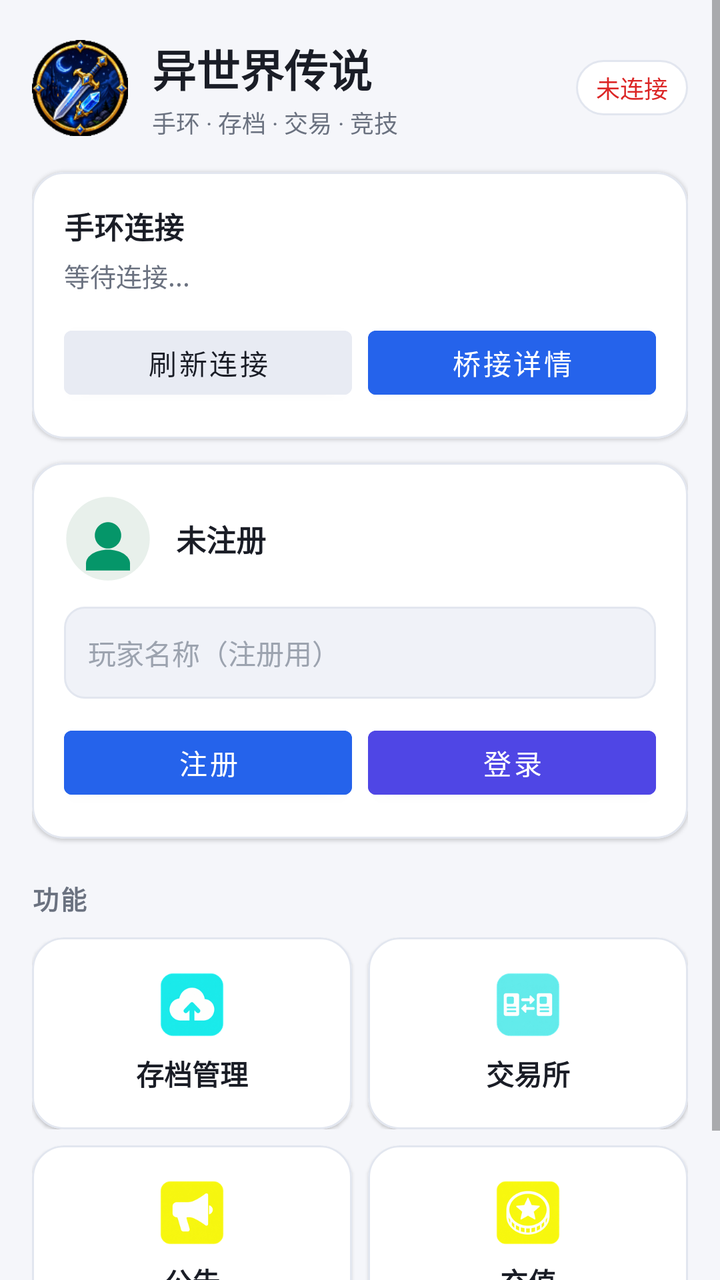
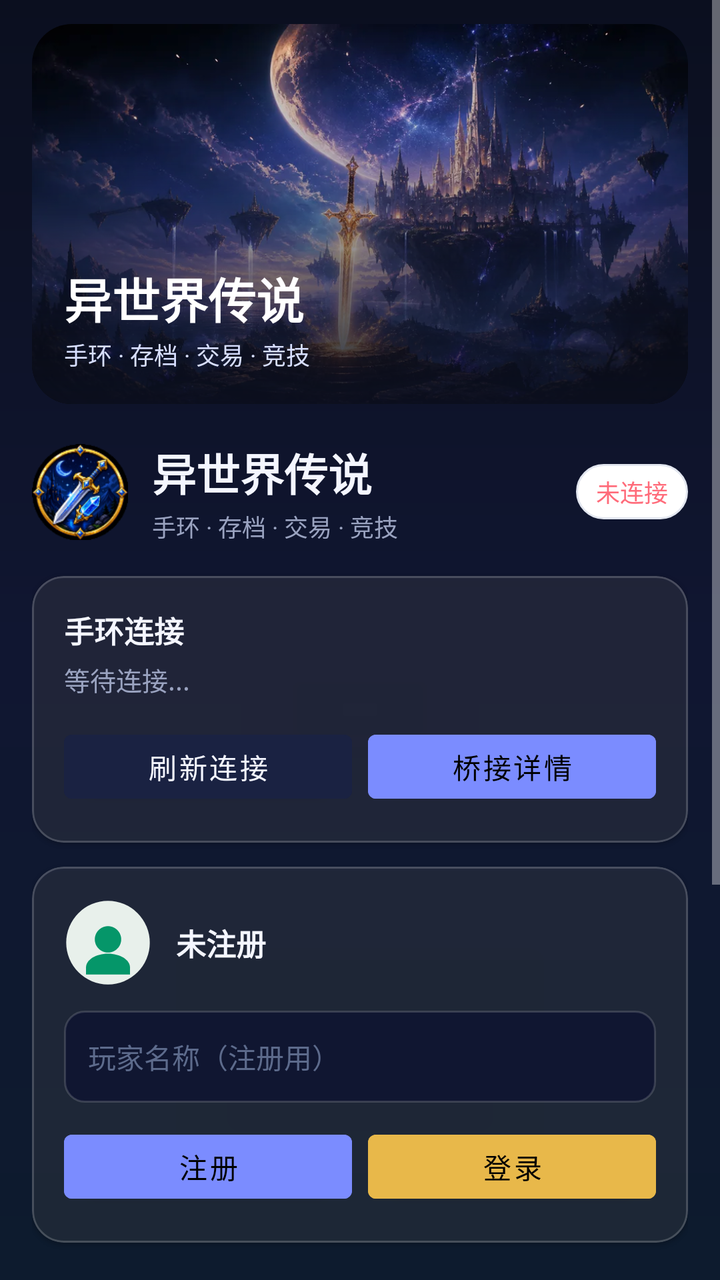

Screens rendered from an Android XML layout before and after an edit, with the pre-edit source and the edit as a unified diff.
<!-- AndroidManifest.xml: application theme Theme.Yishijie -->
<!-- res/layout/fragment_home.xml -->
<?xml version="1.0" encoding="utf-8"?>
<ScrollView xmlns:android="http://schemas.android.com/apk/res/android"
    xmlns:app="http://schemas.android.com/apk/res-auto"
    android:layout_width="match_parent"
    android:layout_height="match_parent"
    android:background="@color/background"
    android:fillViewport="true">

    <LinearLayout
        android:layout_width="match_parent"
        android:layout_height="wrap_content"
        android:orientation="vertical"
        android:paddingStart="16dp"
        android:paddingEnd="16dp"
        android:paddingBottom="24dp">

        
        <LinearLayout
            android:layout_width="match_parent"
            android:layout_height="wrap_content"
            android:orientation="horizontal"
            android:gravity="center_vertical"
            android:paddingTop="18dp"
            android:paddingBottom="16dp">

            <ImageView
                android:layout_width="48dp"
                android:layout_height="48dp"
                android:src="@drawable/logo"
                android:contentDescription="logo" />

            <LinearLayout
                android:layout_width="0dp"
                android:layout_height="wrap_content"
                android:layout_weight="1"
                android:orientation="vertical"
                android:layout_marginStart="12dp">

                <TextView
                    android:layout_width="wrap_content"
                    android:layout_height="wrap_content"
                    android:text="异世界传说"
                    android:textSize="22sp"
                    android:textColor="@color/text_primary"
                    android:textStyle="bold" />

                <TextView
                    android:layout_width="wrap_content"
                    android:layout_height="wrap_content"
                    android:text="手环 · 存档 · 交易 · 竞技"
                    android:textSize="12sp"
                    android:textColor="@color/text_secondary"
                    android:layout_marginTop="2dp" />
            </LinearLayout>

            <TextView
                android:id="@+id/tvConnStatus"
                android:layout_width="wrap_content"
                android:layout_height="wrap_content"
                android:text="未连接"
                android:textSize="12sp"
                android:textColor="@color/error"
                android:paddingStart="10dp"
                android:paddingEnd="10dp"
                android:paddingTop="5dp"
                android:paddingBottom="5dp"
                android:background="@drawable/bg_status_pill" />
        </LinearLayout>

        
        <com.google.android.material.card.MaterialCardView
            android:layout_width="match_parent"
            android:layout_height="wrap_content"
            app:cardBackgroundColor="@color/background_card"
            app:cardCornerRadius="16dp"
            app:cardElevation="1dp"
            app:strokeColor="@color/surface_border"
            app:strokeWidth="1dp">

            <LinearLayout
                android:layout_width="match_parent"
                android:layout_height="wrap_content"
                android:orientation="vertical"
                android:padding="16dp">

                <TextView
                    android:layout_width="wrap_content"
                    android:layout_height="wrap_content"
                    android:text="手环连接"
                    android:textSize="15sp"
                    android:textColor="@color/text_primary"
                    android:textStyle="bold" />

                <TextView
                    android:id="@+id/tvConnDetail"
                    android:layout_width="match_parent"
                    android:layout_height="wrap_content"
                    android:text="等待连接..."
                    android:textSize="13sp"
                    android:textColor="@color/text_secondary"
                    android:layout_marginTop="4dp"
                    android:layout_marginBottom="12dp" />

                <LinearLayout
                    android:layout_width="match_parent"
                    android:layout_height="wrap_content"
                    android:orientation="horizontal">

                    <Button
                        android:id="@+id/btnRefreshConn"
                        android:layout_width="0dp"
                        android:layout_height="44dp"
                        android:layout_weight="1"
                        android:text="刷新连接"
                        android:textSize="14sp"
                        android:backgroundTint="@color/surface_light"
                        android:textColor="@color/text_primary"
                        android:layout_marginEnd="8dp" />

                    <Button
                        android:id="@+id/btnBridge"
                        android:layout_width="0dp"
                        android:layout_height="44dp"
                        android:layout_weight="1"
                        android:text="桥接详情"
                        android:textSize="14sp"
                        android:backgroundTint="@color/primary" />
                </LinearLayout>
            </LinearLayout>
        </com.google.android.material.card.MaterialCardView>

        
        <com.google.android.material.card.MaterialCardView
            android:layout_width="match_parent"
            android:layout_height="wrap_content"
            app:cardBackgroundColor="@color/background_card"
            app:cardCornerRadius="16dp"
            app:cardElevation="1dp"
            app:strokeColor="@color/surface_border"
            app:strokeWidth="1dp"
            android:layout_marginTop="12dp">

            <LinearLayout
                android:layout_width="match_parent"
                android:layout_height="wrap_content"
                android:orientation="vertical"
                android:padding="16dp">

                <LinearLayout
                    android:layout_width="match_parent"
                    android:layout_height="wrap_content"
                    android:orientation="horizontal"
                    android:gravity="center_vertical">

                    <ImageView
                        android:layout_width="44dp"
                        android:layout_height="44dp"
                        android:src="@drawable/ic_avatar_default"
                        android:contentDescription="头像" />

                    <TextView
                        android:id="@+id/tvAccount"
                        android:layout_width="0dp"
                        android:layout_height="wrap_content"
                        android:layout_weight="1"
                        android:text="未注册"
                        android:textSize="15sp"
                        android:textColor="@color/text_primary"
                        android:textStyle="bold"
                        android:layout_marginStart="12dp" />
                </LinearLayout>

                <EditText
                    android:id="@+id/etName"
                    android:layout_width="match_parent"
                    android:layout_height="46dp"
                    android:hint="玩家名称（注册用）"
                    android:textSize="14sp"
                    android:textColor="@color/text_primary"
                    android:textColorHint="@color/text_hint"
                    android:background="@drawable/bg_input"
                    android:paddingHorizontal="12dp"
                    android:inputType="text"
                    android:layout_marginTop="12dp" />

                <LinearLayout
                    android:layout_width="match_parent"
                    android:layout_height="wrap_content"
                    android:orientation="horizontal"
                    android:layout_marginTop="10dp">

                    <Button
                        android:id="@+id/btnRegister"
                        android:layout_width="0dp"
                        android:layout_height="44dp"
                        android:layout_weight="1"
                        android:text="注册"
                        android:textSize="14sp"
                        android:backgroundTint="@color/primary"
                        android:layout_marginEnd="8dp" />

                    <Button
                        android:id="@+id/btnLogin"
                        android:layout_width="0dp"
                        android:layout_height="44dp"
                        android:layout_weight="1"
                        android:text="登录"
                        android:textSize="14sp"
                        android:backgroundTint="@color/accent" />
                </LinearLayout>
            </LinearLayout>
        </com.google.android.material.card.MaterialCardView>

        
        <TextView
            android:layout_width="wrap_content"
            android:layout_height="wrap_content"
            android:text="功能"
            android:textSize="13sp"
            android:textColor="@color/text_secondary"
            android:textStyle="bold"
            android:letterSpacing="0.06"
            android:layout_marginTop="20dp"
            android:layout_marginBottom="10dp" />

        <LinearLayout
            android:layout_width="match_parent"
            android:layout_height="wrap_content"
            android:orientation="horizontal">

            <com.google.android.material.card.MaterialCardView
                android:id="@+id/btnSave"
                android:layout_width="0dp"
                android:layout_height="96dp"
                android:layout_weight="1"
                android:layout_marginEnd="8dp"
                app:cardBackgroundColor="@color/background_card"
                app:cardCornerRadius="16dp"
                app:cardElevation="1dp"
                app:strokeColor="@color/surface_border"
                app:strokeWidth="1dp"
                android:clickable="true"
                android:focusable="true">

                <LinearLayout
                    android:layout_width="match_parent"
                    android:layout_height="match_parent"
                    android:orientation="vertical"
                    android:gravity="center">

                    <ImageView
                        android:layout_width="32dp"
                        android:layout_height="32dp"
                        android:src="@drawable/upgrade"
                        android:contentDescription="存档" />

                    <TextView
                        android:layout_width="wrap_content"
                        android:layout_height="wrap_content"
                        android:text="存档管理"
                        android:textSize="14sp"
                        android:textColor="@color/text_primary"
                        android:textStyle="bold"
                        android:layout_marginTop="8dp" />
                </LinearLayout>
            </com.google.android.material.card.MaterialCardView>

            <com.google.android.material.card.MaterialCardView
                android:id="@+id/btnExchange"
                android:layout_width="0dp"
                android:layout_height="96dp"
                android:layout_weight="1"
                app:cardBackgroundColor="@color/background_card"
                app:cardCornerRadius="16dp"
                app:cardElevation="1dp"
                app:strokeColor="@color/surface_border"
                app:strokeWidth="1dp"
                android:clickable="true"
                android:focusable="true">

                <LinearLayout
                    android:layout_width="match_parent"
                    android:layout_height="match_parent"
                    android:orientation="vertical"
                    android:gravity="center">

                    <ImageView
                        android:layout_width="32dp"
                        android:layout_height="32dp"
                        android:src="@drawable/shop"
                        android:contentDescription="交易所" />

                    <TextView
                        android:layout_width="wrap_content"
                        android:layout_height="wrap_content"
                        android:text="交易所"
                        android:textSize="14sp"
                        android:textColor="@color/text_primary"
                        android:textStyle="bold"
                        android:layout_marginTop="8dp" />
                </LinearLayout>
            </com.google.android.material.card.MaterialCardView>
        </LinearLayout>

        <LinearLayout
            android:layout_width="match_parent"
            android:layout_height="wrap_content"
            android:orientation="horizontal"
            android:layout_marginTop="8dp">

            <com.google.android.material.card.MaterialCardView
                android:id="@+id/btnAnnouncements"
                android:layout_width="0dp"
                android:layout_height="96dp"
                android:layout_weight="1"
                android:layout_marginEnd="8dp"
                app:cardBackgroundColor="@color/background_card"
                app:cardCornerRadius="16dp"
                app:cardElevation="1dp"
                app:strokeColor="@color/surface_border"
                app:strokeWidth="1dp"
                android:clickable="true"
                android:focusable="true">

                <LinearLayout
                    android:layout_width="match_parent"
                    android:layout_height="match_parent"
                    android:orientation="vertical"
                    android:gravity="center">

                    <ImageView
                        android:layout_width="32dp"
                        android:layout_height="32dp"
                        android:src="@drawable/mail"
                        android:contentDescription="公告" />

                    <TextView
                        android:layout_width="wrap_content"
                        android:layout_height="wrap_content"
                        android:text="公告"
                        android:textSize="14sp"
                        android:textColor="@color/text_primary"
                        android:textStyle="bold"
                        android:layout_marginTop="8dp" />
                </LinearLayout>
            </com.google.android.material.card.MaterialCardView>

            <com.google.android.material.card.MaterialCardView
                android:id="@+id/btnRecharge"
                android:layout_width="0dp"
                android:layout_height="96dp"
                android:layout_weight="1"
                app:cardBackgroundColor="@color/background_card"
                app:cardCornerRadius="16dp"
                app:cardElevation="1dp"
                app:strokeColor="@color/surface_border"
                app:strokeWidth="1dp"
                android:clickable="true"
                android:focusable="true">

                <LinearLayout
                    android:layout_width="match_parent"
                    android:layout_height="match_parent"
                    android:orientation="vertical"
                    android:gravity="center">

                    <ImageView
                        android:layout_width="32dp"
                        android:layout_height="32dp"
                        android:src="@drawable/gold"
                        android:contentDescription="充值" />

                    <TextView
                        android:layout_width="wrap_content"
                        android:layout_height="wrap_content"
                        android:text="充值"
                        android:textSize="14sp"
                        android:textColor="@color/text_primary"
                        android:textStyle="bold"
                        android:layout_marginTop="8dp" />
                </LinearLayout>
            </com.google.android.material.card.MaterialCardView>
        </LinearLayout>

        <TextView
            android:id="@+id/tvToast"
            android:layout_width="match_parent"
            android:layout_height="wrap_content"
            android:textSize="13sp"
            android:textColor="@color/text_secondary"
            android:paddingTop="14dp"
            android:gravity="center" />
    </LinearLayout>
</ScrollView>
<!-- resources referenced by this layout -->
<resources>
  <color name="accent">#4F46E5</color>
  <color name="background">#F5F6FA</color>
  <color name="background_card">#FFFFFF</color>
  <color name="error">#DC2626</color>
  <color name="primary">#2563EB</color>
  <color name="surface_border">#E2E6EF</color>
  <color name="surface_light">#E8EBF3</color>
  <color name="text_hint">#9CA3AF</color>
  <color name="text_primary">#1A1D26</color>
  <color name="text_secondary">#6B7280</color>
  <!-- drawable bg_input (drawable) -->
  <?xml version="1.0" encoding="utf-8"?>
  <shape xmlns:android="http://schemas.android.com/apk/res/android">
      <solid android:color="@color/surface" />
      <stroke android:width="1dp" android:color="@color/surface_border" />
      <corners android:radius="10dp" />
  </shape>
  <!-- drawable bg_status_pill (drawable) -->
  <?xml version="1.0" encoding="utf-8"?>
  <shape xmlns:android="http://schemas.android.com/apk/res/android" android:shape="rectangle">
      <solid android:color="#FFFFFF" />
      <corners android:radius="18dp" />
      <stroke android:width="1dp" android:color="#E2E6EF" />
  </shape>
  <!-- drawable gold: png bitmap (drawable, 15289 bytes) -->
  <!-- drawable ic_avatar_default (drawable) -->
  <?xml version="1.0" encoding="utf-8"?>
  <vector xmlns:android="http://schemas.android.com/apk/res/android"
      android:width="80dp"
      android:height="80dp"
      android:viewportWidth="80"
      android:viewportHeight="80">
      
      <path
          android:fillColor="#E8F0EB"
          android:pathData="M40,40m-38,0a38,38 0,1 1,76 0a38,38 0,1 1,-76 0" />
      
      <path
          android:fillColor="#059669"
          android:pathData="M40,25c-6.6,0 -12,5.4 -12,12s5.4,12 12,12s12,-5.4 12,-12s-5.4,-12 -12,-12z" />
      
      <path
          android:fillColor="#059669"
          android:pathData="M40,50c-11,0 -20,5.7 -20,12.5v6.5h40v-6.5c0,-6.8 -9,-12.5 -20,-12.5z" />
  </vector>
  <!-- drawable logo: png bitmap (drawable, 22386 bytes) -->
  <!-- drawable mail: png bitmap (drawable, 11678 bytes) -->
  <!-- drawable shop: png bitmap (drawable, 12577 bytes) -->
  <!-- drawable upgrade: png bitmap (drawable, 12584 bytes) -->
  <style name="Theme.Yishijie" parent="Theme.MaterialComponents.Light.NoActionBar">
          <item name="colorPrimary">@color/primary</item>
          <item name="colorPrimaryDark">@color/primary_dark</item>
          <item name="colorAccent">@color/accent</item>
          <item name="android:windowBackground">@color/background</item>
          <item name="android:statusBarColor">@color/background</item>
          <item name="android:navigationBarColor">@color/background</item>
          <item name="android:windowLightStatusBar">true</item>
          <item name="android:windowLightNavigationBar">true</item>
      </style>
  <color name="surface">#F0F2F8</color>
  <color name="primary_dark">#1D4ED8</color>
</resources>

<!-- the commit's change to res/layout/fragment_home.xml (unified diff, before → after) -->
@@ -3,7 +3,7 @@
     xmlns:app="http://schemas.android.com/apk/res-auto"
     android:layout_width="match_parent"
     android:layout_height="match_parent"
-    android:background="@color/background"
+    android:background="@drawable/bg_app"
     android:fillViewport="true">
 
     <LinearLayout
@@ -13,6 +13,48 @@
         android:paddingStart="16dp"
         android:paddingEnd="16dp"
         android:paddingBottom="24dp">
+
+        
+        <com.google.android.material.card.MaterialCardView
+            android:layout_width="match_parent"
+            android:layout_height="190dp"
+            app:cardCornerRadius="20dp"
+            app:cardElevation="0dp"
+            app:cardBackgroundColor="@color/background"
+            android:layout_marginTop="12dp">
+
+            <ImageView
+                android:layout_width="match_parent"
+                android:layout_height="match_parent"
+                android:scaleType="centerCrop"
+                android:src="@drawable/bg_hero_home"
+                android:contentDescription="异世界传说主视觉" />
+
+            <LinearLayout
+                android:layout_width="match_parent"
+                android:layout_height="match_parent"
+                android:background="@drawable/bg_hero_overlay"
+                android:orientation="vertical"
+                android:gravity="bottom"
+                android:padding="16dp">
+
+                <TextView
+                    android:layout_width="wrap_content"
+                    android:layout_height="wrap_content"
+                    android:text="异世界传说"
+                    android:textSize="24sp"
+                    android:textColor="#FFFFFF"
+                    android:textStyle="bold" />
+
+                <TextView
+                    android:layout_width="wrap_content"
+                    android:layout_height="wrap_content"
+                    android:text="手环 · 存档 · 交易 · 竞技"
+                    android:textSize="12sp"
+                    android:textColor="#D8DFFF"
+                    android:layout_marginTop="2dp" />
+            </LinearLayout>
+        </com.google.android.material.card.MaterialCardView>
 
         
         <LinearLayout
@@ -71,10 +113,10 @@
         <com.google.android.material.card.MaterialCardView
             android:layout_width="match_parent"
             android:layout_height="wrap_content"
-            app:cardBackgroundColor="@color/background_card"
+            app:cardBackgroundColor="@color/glass_card"
             app:cardCornerRadius="16dp"
             app:cardElevation="1dp"
-            app:strokeColor="@color/surface_border"
+            app:strokeColor="@color/glass_border"
             app:strokeWidth="1dp">
 
             <LinearLayout
@@ -133,10 +175,10 @@
         <com.google.android.material.card.MaterialCardView
             android:layout_width="match_parent"
             android:layout_height="wrap_content"
-            app:cardBackgroundColor="@color/background_card"
+            app:cardBackgroundColor="@color/glass_card"
             app:cardCornerRadius="16dp"
             app:cardElevation="1dp"
-            app:strokeColor="@color/surface_border"
+            app:strokeColor="@color/glass_border"
             app:strokeWidth="1dp"
             android:layout_marginTop="12dp">
 
@@ -234,10 +276,10 @@
                 android:layout_height="96dp"
                 android:layout_weight="1"
                 android:layout_marginEnd="8dp"
-                app:cardBackgroundColor="@color/background_card"
+                app:cardBackgroundColor="@color/glass_card"
                 app:cardCornerRadius="16dp"
                 app:cardElevation="1dp"
-                app:strokeColor="@color/surface_border"
+                app:strokeColor="@color/glass_border"
                 app:strokeWidth="1dp"
                 android:clickable="true"
                 android:focusable="true">
@@ -270,10 +312,10 @@
                 android:layout_width="0dp"
                 android:layout_height="96dp"
                 android:layout_weight="1"
-                app:cardBackgroundColor="@color/background_card"
+                app:cardBackgroundColor="@color/glass_card"
                 app:cardCornerRadius="16dp"
                 app:cardElevation="1dp"
-                app:strokeColor="@color/surface_border"
+                app:strokeColor="@color/glass_border"
                 app:strokeWidth="1dp"
                 android:clickable="true"
                 android:focusable="true">
@@ -314,10 +356,10 @@
                 android:layout_height="96dp"
                 android:layout_weight="1"
                 android:layout_marginEnd="8dp"
-                app:cardBackgroundColor="@color/background_card"
+                app:cardBackgroundColor="@color/glass_card"
                 app:cardCornerRadius="16dp"
                 app:cardElevation="1dp"
-                app:strokeColor="@color/surface_border"
+                app:strokeColor="@color/glass_border"
                 app:strokeWidth="1dp"
                 android:clickable="true"
                 android:focusable="true">
@@ -350,10 +392,10 @@
                 android:layout_width="0dp"
                 android:layout_height="96dp"
                 android:layout_weight="1"
-                app:cardBackgroundColor="@color/background_card"
+                app:cardBackgroundColor="@color/glass_card"
                 app:cardCornerRadius="16dp"
                 app:cardElevation="1dp"
-                app:strokeColor="@color/surface_border"
+                app:strokeColor="@color/glass_border"
                 app:strokeWidth="1dp"
                 android:clickable="true"
                 android:focusable="true">
<!-- resource entries referenced after the edit -->
@@ -1,15 +1,35 @@
 <!-- resources referenced by this layout -->
 <resources>
-  <color name="accent">#4F46E5</color>
-  <color name="background">#F5F6FA</color>
-  <color name="background_card">#FFFFFF</color>
-  <color name="error">#DC2626</color>
-  <color name="primary">#2563EB</color>
-  <color name="surface_border">#E2E6EF</color>
-  <color name="surface_light">#E8EBF3</color>
-  <color name="text_hint">#9CA3AF</color>
-  <color name="text_primary">#1A1D26</color>
-  <color name="text_secondary">#6B7280</color>
+  <color name="accent">#E8B84A</color>
+  <color name="background">#0B0F1F</color>
+  <color name="error">#FF6B7A</color>
+  <color name="glass_border">#2EFFFFFF</color>
+  <color name="glass_card">#14FFFFFF</color>
+  <color name="primary">#7B8CFF</color>
+  <color name="surface_border">#26FFFFFF</color>
+  <color name="surface_light">#1A2242</color>
+  <color name="text_hint">#5D6B8C</color>
+  <color name="text_primary">#F4F6FF</color>
+  <color name="text_secondary">#9AA3C0</color>
+  <!-- drawable bg_app (drawable) -->
+  <?xml version="1.0" encoding="utf-8"?>
+  <shape xmlns:android="http://schemas.android.com/apk/res/android" android:shape="rectangle">
+      <gradient
+          android:startColor="#0B0F1F"
+          android:centerColor="#101631"
+          android:endColor="#0D1B2E"
+          android:angle="270" />
+  </shape>
+  <!-- drawable bg_hero_home: webp bitmap (drawable, 72750 bytes) -->
+  <!-- drawable bg_hero_overlay (drawable) -->
+  <?xml version="1.0" encoding="utf-8"?>
+  <shape xmlns:android="http://schemas.android.com/apk/res/android" android:shape="rectangle">
+      <gradient
+          android:startColor="#000B0F1F"
+          android:centerColor="#550B0F1F"
+          android:endColor="#E60B0F1F"
+          android:angle="270" />
+  </shape>
   <!-- drawable bg_input (drawable) -->
   <?xml version="1.0" encoding="utf-8"?>
   <shape xmlns:android="http://schemas.android.com/apk/res/android">
@@ -49,17 +69,17 @@
   <!-- drawable mail: png bitmap (drawable, 11678 bytes) -->
   <!-- drawable shop: png bitmap (drawable, 12577 bytes) -->
   <!-- drawable upgrade: png bitmap (drawable, 12584 bytes) -->
-  <style name="Theme.Yishijie" parent="Theme.MaterialComponents.Light.NoActionBar">
+  <style name="Theme.Yishijie" parent="Theme.MaterialComponents.NoActionBar">
           <item name="colorPrimary">@color/primary</item>
           <item name="colorPrimaryDark">@color/primary_dark</item>
           <item name="colorAccent">@color/accent</item>
           <item name="android:windowBackground">@color/background</item>
           <item name="android:statusBarColor">@color/background</item>
           <item name="android:navigationBarColor">@color/background</item>
-          <item name="android:windowLightStatusBar">true</item>
-          <item name="android:windowLightNavigationBar">true</item>
+          <item name="android:windowLightStatusBar">false</item>
+          <item name="android:windowLightNavigationBar">false</item>
       </style>
-  <color name="surface">#F0F2F8</color>
-  <color name="primary_dark">#1D4ED8</color>
+  <color name="surface">#101631</color>
+  <color name="primary_dark">#5A6BE8</color>
 </resources>
 
